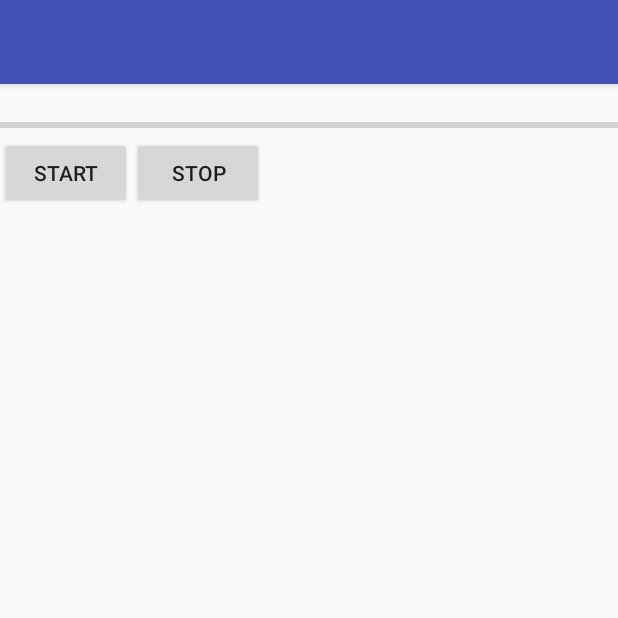
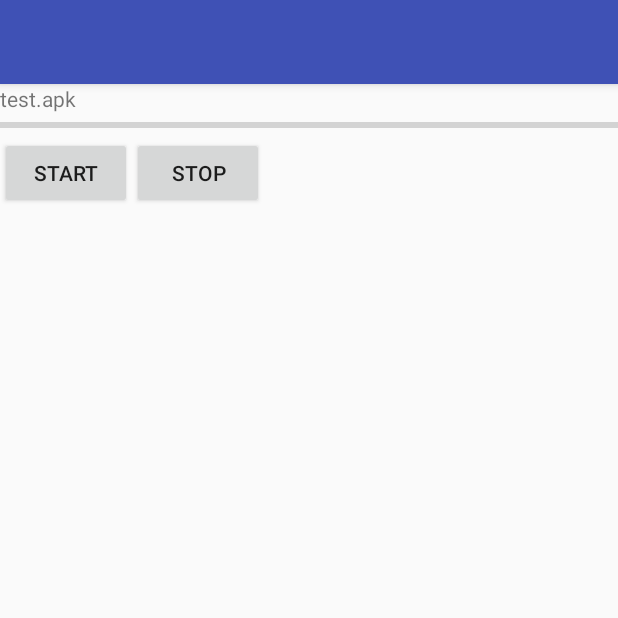
Before and after one commit to Chen-Yufeng/Multiget2, an Android app: the screen it shows after launch (MainActivity), on a phone screen of 412 x 824 dp, the top half of it. Run offline under Robolectric (Android 15) with nearby library versions, the phone set to English and light mode, and no system bars.

Commit message:
更新了README.md

```diff
--- a/app/src/main/java/com/example/multiget/MainActivity.java
+++ b/app/src/main/java/com/example/multiget/MainActivity.java
@@ -32,6 +32,7 @@ public class MainActivity extends AppCompatActivity{
         pbProgress.setMax(100);
         final FileInfo fileInfo=new FileInfo(0,"http://gdown.baidu.com/data/wisegame/43e76ce22df64c52/QQ_730.apk\n"
                 ,"test.apk",0,0);
+        tvFileName.setText(fileInfo.getFileNane());
         btStart.setOnClickListener(new View.OnClickListener() {
             @Override
             public void onClick(View view) {
```
Also changed, not shown: 1 other file.
